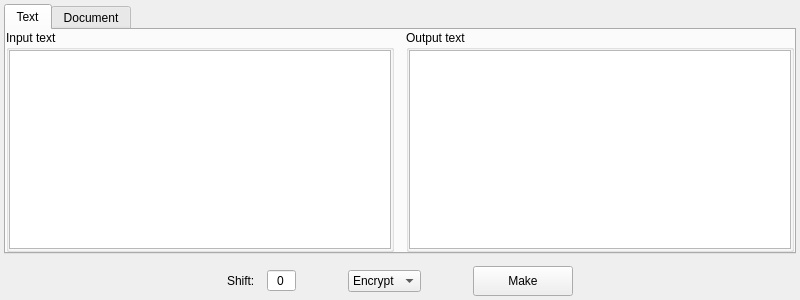
The window that src/gui/symmetric/caesar/caesar.ui (vasilypht/crypto-methods) describes before a commit, drawn with Qt 5.
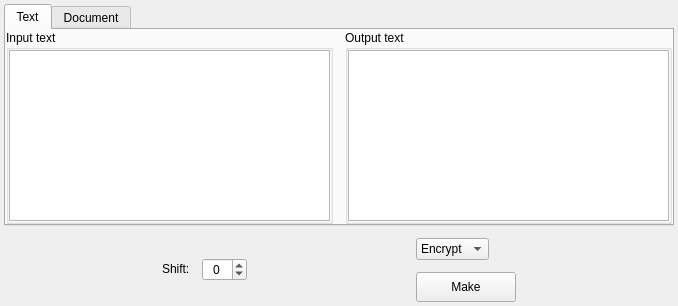
The same window after the commit.

Commit message: Redesigned ui for Caesar widget

What changed in the file:
```diff
--- a/src/gui/symmetric/caesar/caesar.ui
+++ b/src/gui/symmetric/caesar/caesar.ui
@@ -6,14 +6,14 @@
    <rect>
     <x>0</x>
     <y>0</y>
-    <width>800</width>
-    <height>300</height>
+    <width>678</width>
+    <height>306</height>
    </rect>
   </property>
   <property name="maximumSize">
    <size>
-    <width>800</width>
-    <height>300</height>
+    <width>16777215</width>
+    <height>9999999</height>
    </size>
   </property>
   <property name="windowTitle">
@@ -35,7 +35,7 @@
    <property name="bottomMargin">
     <number>4</number>
    </property>
-   <item>
+   <item alignment="Qt::AlignTop">
     <widget class="QTabWidget" name="tab_widget">
      <property name="maximumSize">
       <size>
@@ -161,6 +161,10 @@
       </spacer>
      </item>
      <item>
+      <layout class="QVBoxLayout" name="vertical_layout_1">
+       <item>
+        <layout class="QHBoxLayout" name="horizontalLayout_2">
+         <item>
       <widget class="QLabel" name="label_shift">
        <property name="sizePolicy">
         <sizepolicy hsizetype="Minimum" vsizetype="Fixed">
@@ -175,11 +179,14 @@
      </item>
      <item>
       <widget class="QSpinBox" name="spin_box_shift">
+           <property name="frame">
+            <bool>true</bool>
+           </property>
        <property name="alignment">
         <set>Qt::AlignCenter</set>
        </property>
        <property name="buttonSymbols">
-        <enum>QAbstractSpinBox::NoButtons</enum>
+            <enum>QAbstractSpinBox::UpDownArrows</enum>
        </property>
        <property name="minimum">
         <number>-50</number>
@@ -189,13 +196,33 @@
        </property>
       </widget>
      </item>
+        </layout>
+       </item>
+       <item>
+        <spacer name="vertical_spacer_1">
+         <property name="orientation">
+          <enum>Qt::Vertical</enum>
+         </property>
+         <property name="sizeType">
+          <enum>QSizePolicy::Preferred</enum>
+         </property>
+         <property name="sizeHint" stdset="0">
+          <size>
+           <width>0</width>
+           <height>0</height>
+          </size>
+         </property>
+        </spacer>
+       </item>
+      </layout>
+     </item>
      <item>
       <spacer name="horizontal_spacer_2">
        <property name="orientation">
         <enum>Qt::Horizontal</enum>
        </property>
        <property name="sizeType">
-        <enum>QSizePolicy::Preferred</enum>
+        <enum>QSizePolicy::Expanding</enum>
        </property>
        <property name="sizeHint" stdset="0">
         <size>
@@ -205,6 +232,8 @@
        </property>
       </spacer>
      </item>
+     <item>
+      <layout class="QVBoxLayout" name="verticalLayout_2">
      <item>
       <widget class="QComboBox" name="combo_box_mode">
        <property name="sizePolicy">
@@ -225,22 +254,6 @@
        </item>
       </widget>
      </item>
-     <item>
-      <spacer name="horizontal_spacer_3">
-       <property name="orientation">
-        <enum>Qt::Horizontal</enum>
-       </property>
-       <property name="sizeType">
-        <enum>QSizePolicy::Preferred</enum>
-       </property>
-       <property name="sizeHint" stdset="0">
-        <size>
-         <width>40</width>
-         <height>20</height>
-        </size>
-       </property>
-      </spacer>
-     </item>
      <item>
       <widget class="QPushButton" name="button_make">
        <property name="sizePolicy">
@@ -255,16 +268,27 @@
          <height>30</height>
         </size>
        </property>
+         <property name="maximumSize">
+          <size>
+           <width>16777215</width>
+           <height>16777215</height>
+          </size>
+         </property>
        <property name="text">
         <string>Make</string>
        </property>
       </widget>
      </item>
+      </layout>
+     </item>
      <item>
-      <spacer name="horizontal_spacer_4">
+      <spacer name="horizontal_spacer_3">
        <property name="orientation">
         <enum>Qt::Horizontal</enum>
        </property>
+       <property name="sizeType">
+        <enum>QSizePolicy::Expanding</enum>
+       </property>
        <property name="sizeHint" stdset="0">
         <size>
          <width>40</width>
@@ -275,6 +299,19 @@
      </item>
     </layout>
    </item>
+   <item>
+    <spacer name="vertical_spacer_bottom">
+     <property name="orientation">
+      <enum>Qt::Vertical</enum>
+     </property>
+     <property name="sizeHint" stdset="0">
+      <size>
+       <width>0</width>
+       <height>1</height>
+      </size>
+     </property>
+    </spacer>
+   </item>
   </layout>
  </widget>
  <resources/>
```
Left out of the diff: 4 changed lines with no effect on the pictures. Lines whose indentation alone changed are shown as unchanged. The commit also changes 1 other file.
